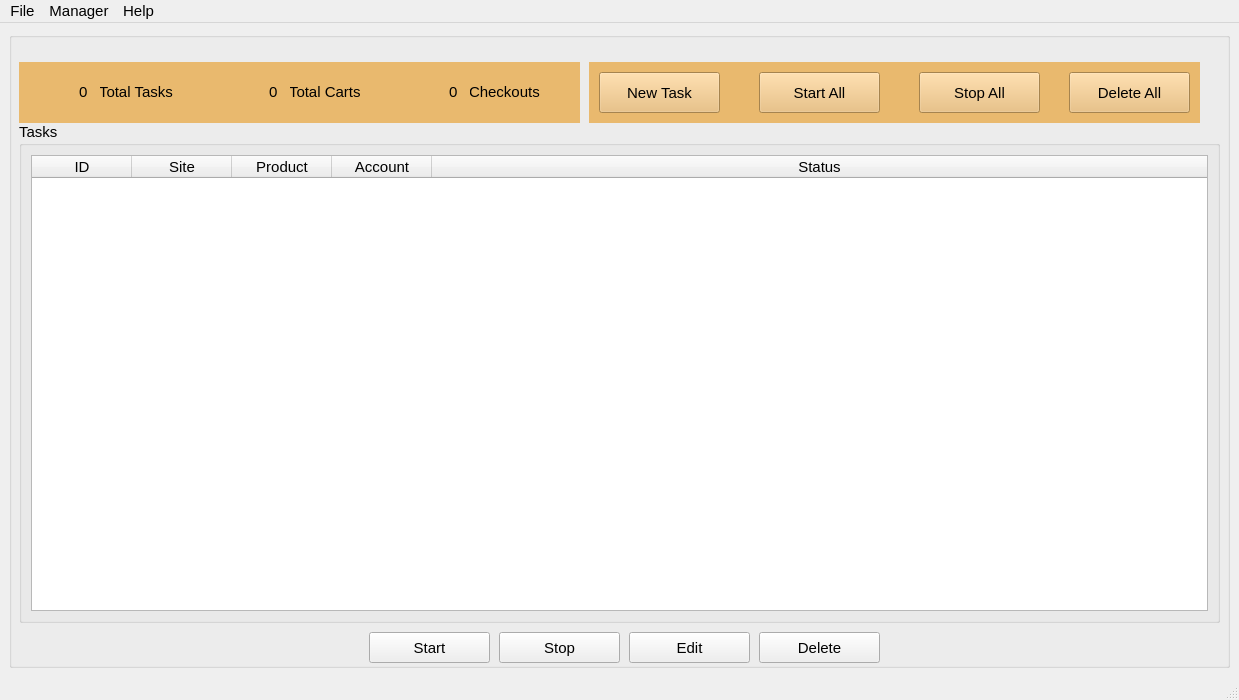
Old version of the form rabbit/view/ui/rabbit.ui in the repository phongtran0715/shoppingbot.
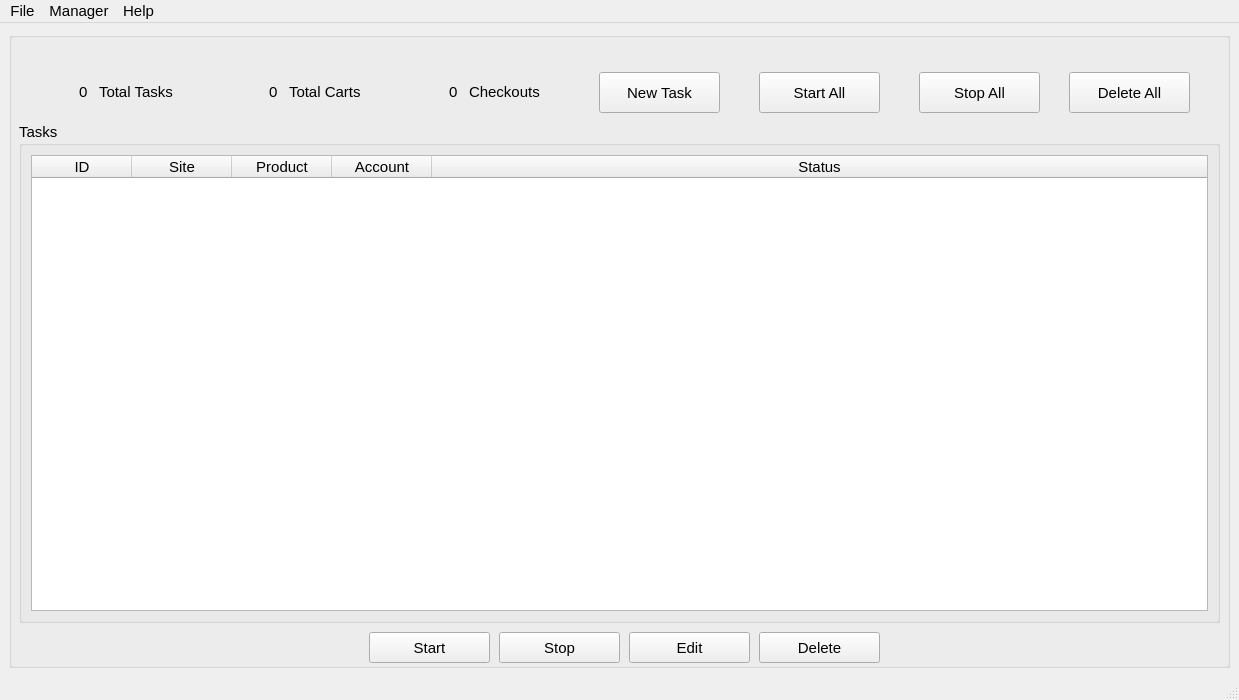
New version of the form. Icons and pictures are not drawn.

```diff
--- a/rabbit/view/ui/rabbit.ui
+++ b/rabbit/view/ui/rabbit.ui
@@ -54,9 +54,6 @@
          <height>61</height>
         </rect>
        </property>
-       <property name="styleSheet">
-        <string notr="true">background-color: rgb(233, 185, 110);</string>
-       </property>
        <widget class="QPushButton" name="btnNewTask">
         <property name="geometry">
          <rect>
@@ -312,9 +309,6 @@
          <height>61</height>
         </rect>
        </property>
-       <property name="styleSheet">
-        <string notr="true">background-color: rgb(233, 185, 110);</string>
-       </property>
        <widget class="QWidget" name="widget" native="true">
         <property name="geometry">
          <rect>
```
Left out of the diff: 38 changed lines with no effect on the pictures.
